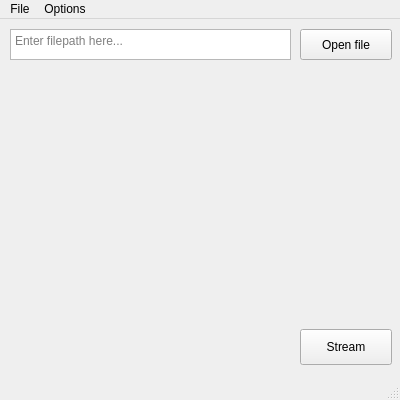
Rafostar/castnow-gui, file src/mainwindow.ui: the form before one commit.
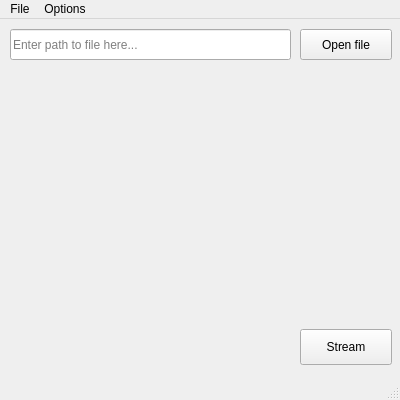
The form after the commit.

Commit message: Implemented casting using "screen" daemon

Diff of the .ui file:
```diff
--- a/src/mainwindow.ui
+++ b/src/mainwindow.ui
@@ -44,31 +44,6 @@
      <height>0</height>
     </size>
    </property>
-   <widget class="QPlainTextEdit" name="insertFilePath">
-    <property name="geometry">
-     <rect>
-      <x>10</x>
-      <y>10</y>
-      <width>281</width>
-      <height>31</height>
-     </rect>
-    </property>
-    <property name="inputMethodHints">
-     <set>Qt::ImhNone</set>
-    </property>
-    <property name="verticalScrollBarPolicy">
-     <enum>Qt::ScrollBarAlwaysOff</enum>
-    </property>
-    <property name="horizontalScrollBarPolicy">
-     <enum>Qt::ScrollBarAlwaysOff</enum>
-    </property>
-    <property name="sizeAdjustPolicy">
-     <enum>QAbstractScrollArea::AdjustIgnored</enum>
-    </property>
-    <property name="placeholderText">
-     <string>Enter filepath here...</string>
-    </property>
-   </widget>
    <widget class="QPushButton" name="openFileButton">
     <property name="geometry">
      <rect>
@@ -95,6 +70,22 @@
      <string>Stream</string>
     </property>
    </widget>
+   <widget class="QLineEdit" name="insertFilePath">
+    <property name="geometry">
+     <rect>
+      <x>10</x>
+      <y>10</y>
+      <width>281</width>
+      <height>31</height>
+     </rect>
+    </property>
+    <property name="placeholderText">
+     <string>Enter path to file here...</string>
+    </property>
+    <property name="clearButtonEnabled">
+     <bool>false</bool>
+    </property>
+   </widget>
   </widget>
   <widget class="QMenuBar" name="menuBar">
    <property name="geometry">
```
Left out of the diff: 2 changed lines with no effect on the pictures. The commit also changes 3 other files.
